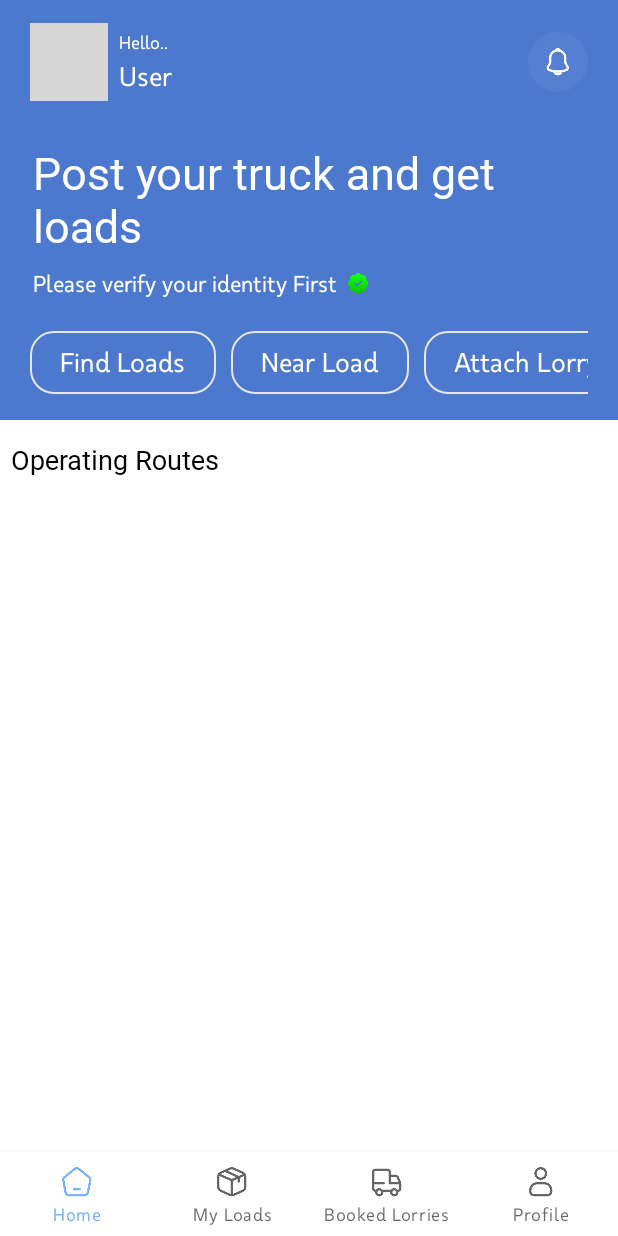
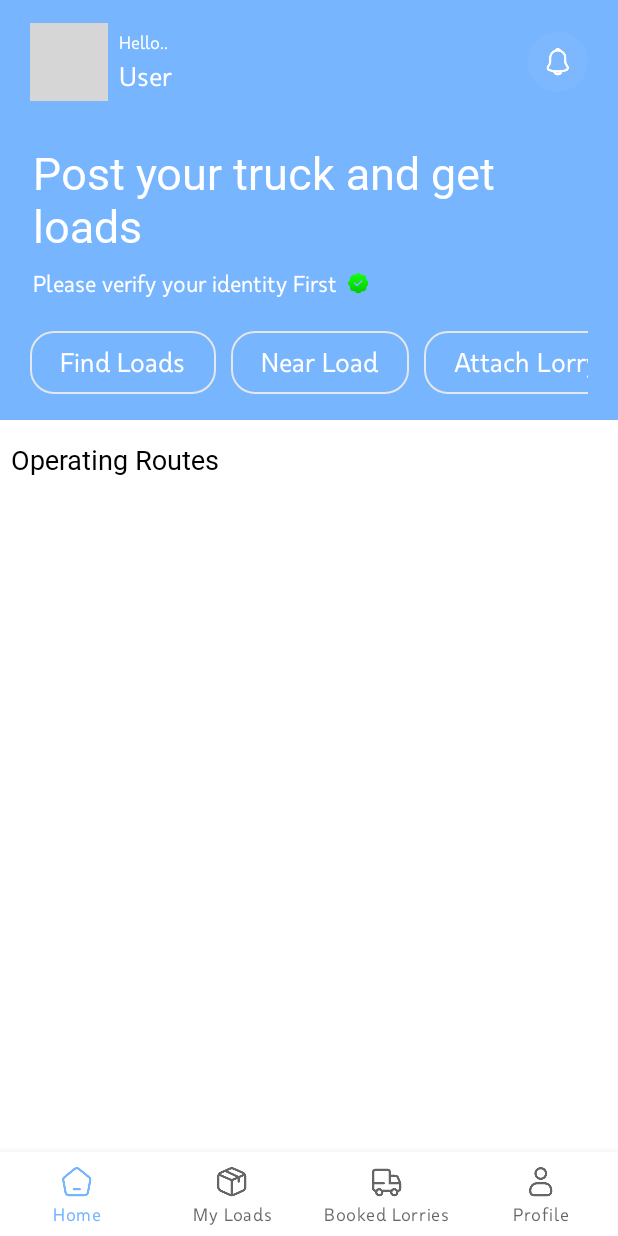
Before and after one commit to Vasanthdev2004/truck-lorry-app, an Android app: the HomeFragment screen opened directly, with no data from a screen before it, on a phone screen of 412 x 824 dp. Run offline under Robolectric (Android 15) with nearby library versions, the phone set to English and light mode, and no system bars; our stand-ins replace ButterKnife; libraries missing offline, so code that uses them is left out: com.tbuonomo.viewpagerdotsindicator; pictures from the network do not load; grey boxes are pictures that could not be loaded.

Commit message:
home page upadted

```diff
--- a/app/src/main/res/layout/fragment_home.xml
+++ b/app/src/main/res/layout/fragment_home.xml
@@ -10,7 +10,7 @@
     <LinearLayout
         android:layout_width="match_parent"
         android:layout_height="280dp"
-        android:background="#4C79CE"
+        android:background="#77b5fe"
         android:orientation="vertical"
         android:padding="20dp" />
 
```
